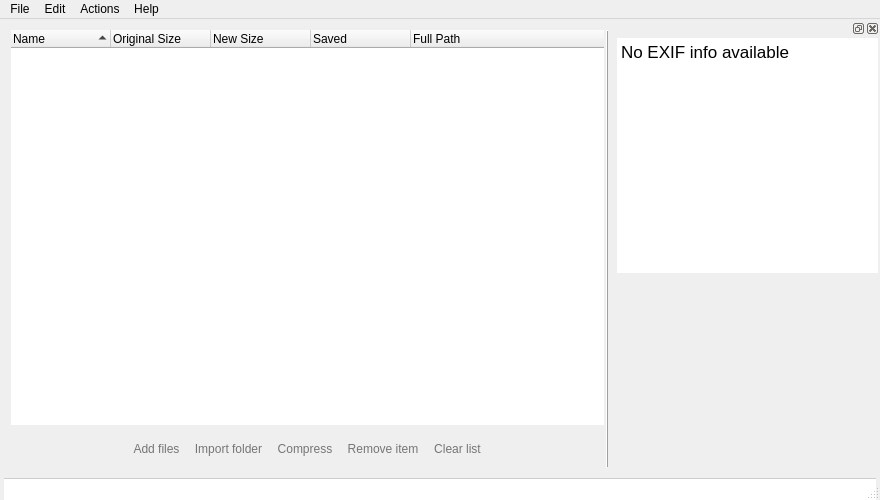
This is caesiumph.ui in Lymphatus/CaesiumPH as Qt 5 draws it before an edit. The edited form follows.
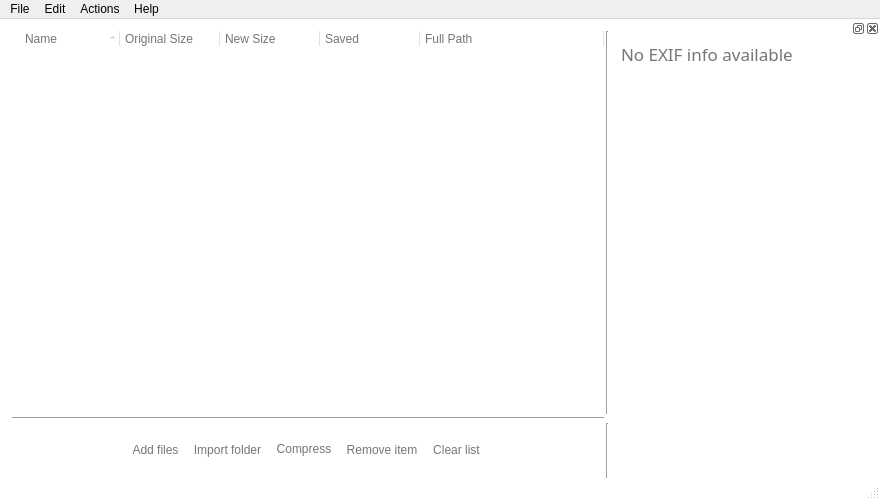
This is the edited form. Icons and pictures are not drawn. Custom widgets are drawn as their Qt base class.

Commit message: New UI style for OS X

```diff
--- a/caesiumph.ui
+++ b/caesiumph.ui
@@ -18,7 +18,101 @@
     <normaloff>:/icons/main/logo.png</normaloff>:/icons/main/logo.png</iconset>
   </property>
   <property name="styleSheet">
-   <string notr="true"/>
+   <string notr="true">QMainWindow, QHeaderView::section, QProgressDialog, QDialog, QGraphicsView {
+    background-color: #FFFFFF;
+    color: #757575;
+    border: none;
+}
+
+QTreeWidget {
+    background-color: #FFFFFF;
+    color: #757575;
+	alternate-background-color: #f6f7f7;
+}
+
+QTreeWidget::item {
+	padding-top: 5px;
+	padding-bottom: 5px;
+}
+
+QTreeWidget::item:hover {
+    color: #1cb495;
+    background-color: #F5F5F5;
+}
+
+QTreeWidget::item:selected {
+    color: #1cb495;
+    background-color: #EEEEEE;
+}
+
+QHeaderView {
+	background-color: #FFFFFF;
+    text-transform: uppercase;
+    padding-bottom: 10px;
+    padding-left: 8px;
+    color: #CCCCCC;
+}
+
+QHeaderView::section {
+    height: 25px;
+    padding-left: 5px;
+    border-right: 1px solid #33757575;
+	background-color: #FFFFFF;
+}
+
+QProgressBar::chunk {
+    background-color: #1cb495;
+    border-radius: 2px;
+}
+
+QProgressBar {
+    border: 1px solid #b5b5b5;
+    border-radius: 3px;
+    height: 5px;
+    color: transparent;
+}
+
+QDialog {
+    color: #FFFFFF;
+}
+
+QDockWidget {
+    background-color: #FFFFFF;
+}
+
+QDockWidget::title {
+    background-color: #FFFFFF;
+}
+
+QTextEdit#exifTextEdit {
+	background-color: #FFFFFF;
+    color: #757575;
+    font-family: Monaco, monospace;
+    font-size: 11px;
+    padding-bottom: 5px;
+}
+
+QLabel#imagePreviewLabel {
+    padding-top:3px;
+}
+
+QToolButton {
+    background-color: transparent;
+    border: none;
+    color: #757575;
+}
+
+QStatusBar {
+	background-color: #FFFFFF;
+	color: #757575;
+	margin-left: 4px;
+	margin-right: 4px;
+}
+
+QStatusBar QLabel, QToolButton {
+	color: #757575;
+	border: none;
+}</string>
   </property>
   <property name="locale">
    <locale language="English" country="UnitedStates"/>
@@ -28,6 +122,12 @@
   </property>
   <widget class="QWidget" name="centralWidget">
    <layout class="QGridLayout" name="gridLayout_2">
+    <property name="leftMargin">
+     <number>12</number>
+    </property>
+    <property name="topMargin">
+     <number>12</number>
+    </property>
     <property name="rightMargin">
      <number>0</number>
     </property>
@@ -40,6 +140,387 @@
     <property name="verticalSpacing">
      <number>3</number>
     </property>
+    <item row="0" column="2">
+     <widget class="Line" name="line">
+      <property name="orientation">
+       <enum>Qt::Vertical</enum>
+      </property>
+     </widget>
+    </item>
+    <item row="2" column="2" rowspan="2">
+     <widget class="Line" name="line_3">
+      <property name="orientation">
+       <enum>Qt::Vertical</enum>
+      </property>
+     </widget>
+    </item>
+    <item row="1" column="0" colspan="2">
+     <widget class="Line" name="line_2">
+      <property name="orientation">
+       <enum>Qt::Horizontal</enum>
+      </property>
+     </widget>
+    </item>
+    <item row="2" column="0" rowspan="2" colspan="2">
+     <layout class="QHBoxLayout" name="horizontalLayout">
+      <property name="topMargin">
+       <number>5</number>
+      </property>
+      <item>
+       <widget class="QToolButton" name="settingsButton">
+        <property name="cursor">
+         <cursorShape>PointingHandCursor</cursorShape>
+        </property>
+        <property name="styleSheet">
+         <string notr="true">background-color: transparent;
+border: none;</string>
+        </property>
+        <property name="text">
+         <string/>
+        </property>
+        <property name="icon">
+         <iconset resource="icons.qrc">
+          <normaloff>:/icons/ui/settings.png</normaloff>:/icons/ui/settings.png</iconset>
+        </property>
+        <property name="iconSize">
+         <size>
+          <width>20</width>
+          <height>20</height>
+         </size>
+        </property>
+        <property name="checkable">
+         <bool>true</bool>
+        </property>
+        <property name="checked">
+         <bool>true</bool>
+        </property>
+       </widget>
+      </item>
+      <item>
+       <spacer name="horizontalSpacer">
+        <property name="orientation">
+         <enum>Qt::Horizontal</enum>
+        </property>
+        <property name="sizeHint" stdset="0">
+         <size>
+          <width>40</width>
+          <height>20</height>
+         </size>
+        </property>
+       </spacer>
+      </item>
+      <item>
+       <widget class="QToolButton" name="addFilesButton">
+        <property name="sizePolicy">
+         <sizepolicy hsizetype="Fixed" vsizetype="Fixed">
+          <horstretch>0</horstretch>
+          <verstretch>0</verstretch>
+         </sizepolicy>
+        </property>
+        <property name="minimumSize">
+         <size>
+          <width>0</width>
+          <height>50</height>
+         </size>
+        </property>
+        <property name="baseSize">
+         <size>
+          <width>0</width>
+          <height>0</height>
+         </size>
+        </property>
+        <property name="cursor">
+         <cursorShape>PointingHandCursor</cursorShape>
+        </property>
+        <property name="styleSheet">
+         <string notr="true">QToolButton {
+    background-color: transparent;
+    border: none;
+    color: #757575;
+    border-bottom: 3px solid transparent;
+    padding-bottom: 8px;
+	padding-top: 4px;
+}
+
+QToolButton:hover {
+    color: #1cb495;
+    border-bottom: 3px solid #1cb495;
+}</string>
+        </property>
+        <property name="text">
+         <string>Add files</string>
+        </property>
+        <property name="icon">
+         <iconset resource="icons.qrc">
+          <normaloff>:/icons/ui/add.png</normaloff>:/icons/ui/add.png</iconset>
+        </property>
+        <property name="iconSize">
+         <size>
+          <width>26</width>
+          <height>26</height>
+         </size>
+        </property>
+        <property name="toolButtonStyle">
+         <enum>Qt::ToolButtonTextUnderIcon</enum>
+        </property>
+       </widget>
+      </item>
+      <item>
+       <widget class="QToolButton" name="addFolderButton">
+        <property name="sizePolicy">
+         <sizepolicy hsizetype="Fixed" vsizetype="Fixed">
+          <horstretch>0</horstretch>
+          <verstretch>0</verstretch>
+         </sizepolicy>
+        </property>
+        <property name="minimumSize">
+         <size>
+          <width>0</width>
+          <height>50</height>
+         </size>
+        </property>
+        <property name="cursor">
+         <cursorShape>PointingHandCursor</cursorShape>
+        </property>
+        <property name="styleSheet">
+         <string notr="true">QToolButton {
+    background-color: transparent;
+    border: none;
+    color: #757575;
+    border-bottom: 3px solid transparent;
+    padding-bottom: 8px;
+	padding-top: 4px;
+}
+
+QToolButton:hover {
+    color: #1cb495;
+    border-bottom: 3px solid #1cb495;
+}</string>
+        </property>
+        <property name="text">
+         <string>Import folder</string>
+        </property>
+        <property name="icon">
+         <iconset resource="icons.qrc">
+          <normaloff>:/icons/ui/folder.png</normaloff>:/icons/ui/folder.png</iconset>
+        </property>
+        <property name="iconSize">
+         <size>
+          <width>26</width>
+          <height>26</height>
+         </size>
+        </property>
+        <property name="toolButtonStyle">
+         <enum>Qt::ToolButtonTextUnderIcon</enum>
+        </property>
+       </widget>
+      </item>
+      <item>
+       <widget class="QToolButton" name="compressButton">
+        <property name="sizePolicy">
+         <sizepolicy hsizetype="Fixed" vsizetype="Fixed">
+          <horstretch>0</horstretch>
+          <verstretch>0</verstretch>
+         </sizepolicy>
+        </property>
+        <property name="minimumSize">
+         <size>
+          <width>0</width>
+          <height>0</height>
+         </size>
+        </property>
+        <property name="maximumSize">
+         <size>
+          <width>64</width>
+          <height>64</height>
+         </size>
+        </property>
+        <property name="cursor">
+         <cursorShape>PointingHandCursor</cursorShape>
+        </property>
+        <property name="styleSheet">
+         <string notr="true">QToolButton {
+    background-color: transparent;
+    border: none;
+    color: #757575;
+    border-bottom: 3px solid transparent;
+    padding-bottom: 5px;
+}
+
+QToolButton:hover {
+    color: #1cb495;
+    border-bottom: 3px solid #1cb495;
+}</string>
+        </property>
+        <property name="text">
+         <string>Compress</string>
+        </property>
+        <property name="icon">
+         <iconset resource="icons.qrc">
+          <normaloff>:/icons/ui/compress.png</normaloff>:/icons/ui/compress.png</iconset>
+        </property>
+        <property name="iconSize">
+         <size>
+          <width>32</width>
+          <height>32</height>
+         </size>
+        </property>
+        <property name="toolButtonStyle">
+         <enum>Qt::ToolButtonTextUnderIcon</enum>
+        </property>
+       </widget>
+      </item>
+      <item>
+       <widget class="QToolButton" name="removeItemButton">
+        <property name="enabled">
+         <bool>false</bool>
+        </property>
+        <property name="sizePolicy">
+         <sizepolicy hsizetype="Fixed" vsizetype="Fixed">
+          <horstretch>0</horstretch>
+          <verstretch>0</verstretch>
+         </sizepolicy>
+        </property>
+        <property name="minimumSize">
+         <size>
+          <width>0</width>
+          <height>50</height>
+         </size>
+        </property>
+        <property name="cursor">
+         <cursorShape>PointingHandCursor</cursorShape>
+        </property>
+        <property name="styleSheet">
+         <string notr="true">QToolButton {
+    background-color: transparent;
+    border: none;
+    color: #757575;
+    border-bottom: 3px solid transparent;
+    padding-bottom: 8px;
+	padding-top: 4px;
+}
+
+QToolButton:hover {
+    color: #1cb495;
+    border-bottom: 3px solid #1cb495;
+}</string>
+        </property>
+        <property name="text">
+         <string>Remove item</string>
+        </property>
+        <property name="icon">
+         <iconset resource="icons.qrc">
+          <normaloff>:/icons/ui/remove.png</normaloff>:/icons/ui/remove.png</iconset>
+        </property>
+        <property name="iconSize">
+         <size>
+          <width>26</width>
+          <height>26</height>
+         </size>
+        </property>
+        <property name="toolButtonStyle">
+         <enum>Qt::ToolButtonTextUnderIcon</enum>
+        </property>
+       </widget>
+      </item>
+      <item>
+       <widget class="QToolButton" name="clearButton">
+        <property name="enabled">
+         <bool>false</bool>
+        </property>
+        <property name="sizePolicy">
+         <sizepolicy hsizetype="Fixed" vsizetype="Fixed">
+          <horstretch>0</horstretch>
+          <verstretch>0</verstretch>
+         </sizepolicy>
+        </property>
+        <property name="minimumSize">
+         <size>
+          <width>0</width>
+          <height>50</height>
+         </size>
+        </property>
+        <property name="cursor">
+         <cursorShape>PointingHandCursor</cursorShape>
+        </property>
+        <property name="styleSheet">
+         <string notr="true">QToolButton {
+    background-color: transparent;
+    border: none;
+    color: #757575;
+    border-bottom: 3px solid transparent;
+    padding-bottom: 8px;
+	padding-top: 4px;
+}
+
+QToolButton:hover {
+    color: #1cb495;
+    border-bottom: 3px solid #1cb495;
+}</string>
+        </property>
+        <property name="text">
+         <string>Clear list</string>
+        </property>
+        <property name="icon">
+         <iconset resource="icons.qrc">
+          <normaloff>:/icons/ui/clear.png</normaloff>:/icons/ui/clear.png</iconset>
+        </property>
+        <property name="iconSize">
+         <size>
+          <width>26</width>
+          <height>26</height>
+         </size>
+        </property>
+        <property name="toolButtonStyle">
+         <enum>Qt::ToolButtonTextUnderIcon</enum>
+        </property>
+       </widget>
+      </item>
+      <item>
+       <spacer name="horizontalSpacer_2">
+        <property name="orientation">
+         <enum>Qt::Horizontal</enum>
+        </property>
+        <property name="sizeHint" stdset="0">
+         <size>
+          <width>40</width>
+          <height>20</height>
+         </size>
+        </property>
+       </spacer>
+      </item>
+      <item>
+       <widget class="QToolButton" name="showSidePanelButton">
+        <property name="cursor">
+         <cursorShape>PointingHandCursor</cursorShape>
+        </property>
+        <property name="styleSheet">
+         <string notr="true">background-color: transparent;
+border: none;</string>
+        </property>
+        <property name="text">
+         <string/>
+        </property>
+        <property name="icon">
+         <iconset resource="icons.qrc">
+          <normaloff>:/icons/ui/side_panel_active.png</normaloff>:/icons/ui/side_panel_active.png</iconset>
+        </property>
+        <property name="iconSize">
+         <size>
+          <width>24</width>
+          <height>24</height>
+         </size>
+        </property>
+        <property name="checkable">
+         <bool>true</bool>
+        </property>
+        <property name="checked">
+         <bool>true</bool>
+        </property>
+       </widget>
+      </item>
+     </layout>
+    </item>
     <item row="0" column="0" colspan="2">
      <widget class="QDropTreeWidget" name="listTreeWidget">
       <property name="sizePolicy">
@@ -48,6 +529,12 @@
         <verstretch>0</verstretch>
        </sizepolicy>
       </property>
+      <property name="font">
+       <font>
+        <weight>75</weight>
+        <bold>true</bold>
+       </font>
+      </property>
       <property name="focusPolicy">
        <enum>Qt::ClickFocus</enum>
       </property>
@@ -80,6 +567,9 @@
       <property name="dragDropMode">
        <enum>QAbstractItemView::DropOnly</enum>
       </property>
+      <property name="alternatingRowColors">
+       <bool>false</bool>
+      </property>
       <property name="selectionMode">
        <enum>QAbstractItemView::ExtendedSelection</enum>
       </property>
@@ -134,354 +624,6 @@
       </column>
      </widget>
     </item>
-    <item row="0" column="3" rowspan="3">
-     <widget class="Line" name="sidePanelLine">
-      <property name="styleSheet">
-       <string notr="true">margin-bottom:10px;</string>
-      </property>
-      <property name="frameShadow">
-       <enum>QFrame::Raised</enum>
-      </property>
-      <property name="lineWidth">
-       <number>1</number>
-      </property>
-      <property name="orientation">
-       <enum>Qt::Vertical</enum>
-      </property>
-     </widget>
-    </item>
-    <item row="1" column="0" rowspan="2" colspan="2">
-     <layout class="QHBoxLayout" name="horizontalLayout">
-      <item>
-       <widget class="QToolButton" name="settingsButton">
-        <property name="styleSheet">
-         <string notr="true">background-color: transparent;
-border: none;</string>
-        </property>
-        <property name="text">
-         <string/>
-        </property>
-        <property name="icon">
-         <iconset resource="icons.qrc">
-          <normaloff>:/icons/ui/settings.png</normaloff>:/icons/ui/settings.png</iconset>
-        </property>
-        <property name="iconSize">
-         <size>
-          <width>24</width>
-          <height>24</height>
-         </size>
-        </property>
-        <property name="checkable">
-         <bool>true</bool>
-        </property>
-        <property name="checked">
-         <bool>true</bool>
-        </property>
-       </widget>
-      </item>
-      <item>
-       <spacer name="horizontalSpacer">
-        <property name="orientation">
-         <enum>Qt::Horizontal</enum>
-        </property>
-        <property name="sizeHint" stdset="0">
-         <size>
-          <width>40</width>
-          <height>20</height>
-         </size>
-        </property>
-       </spacer>
-      </item>
-      <item>
-       <widget class="QToolButton" name="addFilesButton">
-        <property name="sizePolicy">
-         <sizepolicy hsizetype="Fixed" vsizetype="Fixed">
-          <horstretch>0</horstretch>
-          <verstretch>0</verstretch>
-         </sizepolicy>
-        </property>
-        <property name="minimumSize">
-         <size>
-          <width>0</width>
-          <height>50</height>
-         </size>
-        </property>
-        <property name="baseSize">
-         <size>
-          <width>0</width>
-          <height>0</height>
-         </size>
-        </property>
-        <property name="styleSheet">
-         <string notr="true">QToolButton {
-    background-color: transparent;
-    border: none;
-    color: #757575;
-    border-bottom: 3px solid transparent;
-    padding-bottom: 5px;
-}
-
-QToolButton:hover {
-    color: #1cb495;
-    border-bottom: 3px solid #1cb495;
-}</string>
-        </property>
-        <property name="text">
-         <string>Add files</string>
-        </property>
-        <property name="icon">
-         <iconset resource="icons.qrc">
-          <normaloff>:/icons/ui/add.png</normaloff>:/icons/ui/add.png</iconset>
-        </property>
-        <property name="iconSize">
-         <size>
-          <width>26</width>
-          <height>26</height>
-         </size>
-        </property>
-        <property name="toolButtonStyle">
-         <enum>Qt::ToolButtonTextUnderIcon</enum>
-        </property>
-       </widget>
-      </item>
-      <item>
-       <widget class="QToolButton" name="addFolderButton">
-        <property name="sizePolicy">
-         <sizepolicy hsizetype="Fixed" vsizetype="Fixed">
-          <horstretch>0</horstretch>
-          <verstretch>0</verstretch>
-         </sizepolicy>
-        </property>
-        <property name="minimumSize">
-         <size>
-          <width>0</width>
-          <height>50</height>
-         </size>
-        </property>
-        <property name="styleSheet">
-         <string notr="true">QToolButton {
-    background-color: transparent;
-    border: none;
-    color: #757575;
-    border-bottom: 3px solid transparent;
-    padding-bottom: 5px;
-}
-
-QToolButton:hover {
-    color: #1cb495;
-    border-bottom: 3px solid #1cb495;
-}</string>
-        </property>
-        <property name="text">
-         <string>Import folder</string>
-        </property>
-        <property name="icon">
-         <iconset resource="icons.qrc">
-          <normaloff>:/icons/ui/folder.png</normaloff>:/icons/ui/folder.png</iconset>
-        </property>
-        <property name="iconSize">
-         <size>
-          <width>26</width>
-          <height>26</height>
-         </size>
-        </property>
-        <property name="toolButtonStyle">
-         <enum>Qt::ToolButtonTextUnderIcon</enum>
-        </property>
-       </widget>
-      </item>
-      <item>
-       <widget class="QToolButton" name="compressButton">
-        <property name="sizePolicy">
-         <sizepolicy hsizetype="Fixed" vsizetype="Fixed">
-          <horstretch>0</horstretch>
-          <verstretch>0</verstretch>
-         </sizepolicy>
-        </property>
-        <property name="minimumSize">
-         <size>
-          <width>0</width>
-          <height>0</height>
-         </size>
-        </property>
-        <property name="maximumSize">
-         <size>
-          <width>64</width>
-          <height>64</height>
-         </size>
-        </property>
-        <property name="styleSheet">
-         <string notr="true">QToolButton {
-    background-color: transparent;
-    border: none;
-    color: #757575;
-    border-bottom: 3px solid transparent;
-    padding-bottom: 5px;
-}
-
-QToolButton:hover {
-    color: #1cb495;
-    border-bottom: 3px solid #1cb495;
-}</string>
-        </property>
-        <property name="text">
-         <string>Compress</string>
-        </property>
-        <property name="icon">
-         <iconset resource="icons.qrc">
-          <normaloff>:/icons/ui/compress.png</normaloff>:/icons/ui/compress.png</iconset>
-        </property>
-        <property name="iconSize">
-         <size>
-          <width>32</width>
-          <height>32</height>
-         </size>
-        </property>
-        <property name="toolButtonStyle">
-         <enum>Qt::ToolButtonTextUnderIcon</enum>
-        </property>
-       </widget>
-      </item>
-      <item>
-       <widget class="QToolButton" name="removeItemButton">
-        <property name="enabled">
-         <bool>false</bool>
-        </property>
-        <property name="sizePolicy">
-         <sizepolicy hsizetype="Fixed" vsizetype="Fixed">
-          <horstretch>0</horstretch>
-          <verstretch>0</verstretch>
-         </sizepolicy>
-        </property>
-        <property name="minimumSize">
-         <size>
-          <width>0</width>
-          <height>50</height>
-         </size>
-        </property>
-        <property name="styleSheet">
-         <string notr="true">QToolButton {
-    background-color: transparent;
-    border: none;
-    color: #757575;
-    border-bottom: 3px solid transparent;
-    padding-bottom: 5px;
-}
-
-QToolButton:hover {
-    color: #1cb495;
-    border-bottom: 3px solid #1cb495;
-}</string>
-        </property>
-        <property name="text">
-         <string>Remove item</string>
-        </property>
-        <property name="icon">
-         <iconset resource="icons.qrc">
-          <normaloff>:/icons/ui/remove.png</normaloff>:/icons/ui/remove.png</iconset>
-        </property>
-        <property name="iconSize">
-         <size>
-          <width>26</width>
-          <height>26</height>
-         </size>
-        </property>
-        <property name="toolButtonStyle">
-         <enum>Qt::ToolButtonTextUnderIcon</enum>
-        </property>
-       </widget>
-      </item>
-      <item>
-       <widget class="QToolButton" name="clearButton">
-        <property name="enabled">
-         <bool>false</bool>
-        </property>
-        <property name="sizePolicy">
-         <sizepolicy hsizetype="Fixed" vsizetype="Fixed">
-          <horstretch>0</horstretch>
-          <verstretch>0</verstretch>
-         </sizepolicy>
-        </property>
-        <property name="minimumSize">
-         <size>
-          <width>0</width>
-          <height>50</height>
-         </size>
-        </property>
-        <property name="styleSheet">
-         <string notr="true">QToolButton {
-    background-color: transparent;
-    border: none;
-    color: #757575;
-    border-bottom: 3px solid transparent;
-    padding-bottom: 5px;
-}
-
-QToolButton:hover {
-    color: #1cb495;
-    border-bottom: 3px solid #1cb495;
-}</string>
-        </property>
-        <property name="text">
-         <string>Clear list</string>
-        </property>
-        <property name="icon">
-         <iconset resource="icons.qrc">
-          <normaloff>:/icons/ui/clear.png</normaloff>:/icons/ui/clear.png</iconset>
-        </property>
-        <property name="iconSize">
-         <size>
-          <width>26</width>
-          <height>26</height>
-         </size>
-        </property>
-        <property name="toolButtonStyle">
-         <enum>Qt::ToolButtonTextUnderIcon</enum>
-        </property>
-       </widget>
-      </item>
-      <item>
-       <spacer name="horizontalSpacer_2">
-        <property name="orientation">
-         <enum>Qt::Horizontal</enum>
-        </property>
-        <property name="sizeHint" stdset="0">
-         <size>
-          <width>40</width>
-          <height>20</height>
-         </size>
-        </property>
-       </spacer>
-      </item>
-      <item>
-       <widget class="QToolButton" name="showSidePanelButton">
-        <property name="styleSheet">
-         <string notr="true">background-color: transparent;
-border: none;</string>
-        </property>
-        <property name="text">
-         <string/>
-        </property>
-        <property name="icon">
-         <iconset resource="icons.qrc">
-          <normaloff>:/icons/ui/side_panel_active.png</normaloff>:/icons/ui/side_panel_active.png</iconset>
-        </property>
-        <property name="iconSize">
-         <size>
-          <width>24</width>
-          <height>24</height>
-         </size>
-        </property>
-        <property name="checkable">
-         <bool>true</bool>
-        </property>
-        <property name="checked">
-         <bool>true</bool>
-        </property>
-       </widget>
-      </item>
-     </layout>
-    </item>
    </layout>
   </widget>
   <widget class="QMenuBar" name="menuBar">
@@ -615,8 +757,8 @@
           <string>&lt;!DOCTYPE HTML PUBLIC &quot;-//W3C//DTD HTML 4.0//EN&quot; &quot;http://www.w3.org/TR/REC-html40/strict.dtd&quot;&gt;
 &lt;html&gt;&lt;head&gt;&lt;meta name=&quot;qrichtext&quot; content=&quot;1&quot; /&gt;&lt;style type=&quot;text/css&quot;&gt;
 p, li { white-space: pre-wrap; }
-&lt;/style&gt;&lt;/head&gt;&lt;body style=&quot; font-family:'.SF NS Text'; font-size:13pt; font-weight:400; font-style:normal;&quot;&gt;
-&lt;p style=&quot; margin-top:0px; margin-bottom:0px; margin-left:0px; margin-right:0px; -qt-block-indent:0; text-indent:0px;&quot;&gt;&lt;span style=&quot; font-family:'.Helvetica Neue DeskInterface';&quot;&gt;No EXIF info available&lt;/span&gt;&lt;/p&gt;&lt;/body&gt;&lt;/html&gt;</string>
+&lt;/style&gt;&lt;/head&gt;&lt;body style=&quot; font-family:'Monaco,monospace'; font-size:11px; font-weight:400; font-style:normal;&quot;&gt;
+&lt;p style=&quot; margin-top:0px; margin-bottom:0px; margin-left:0px; margin-right:0px; -qt-block-indent:0; text-indent:0px;&quot;&gt;&lt;span style=&quot; font-family:'.Helvetica Neue DeskInterface'; font-size:13pt;&quot;&gt;No EXIF info available&lt;/span&gt;&lt;/p&gt;&lt;/body&gt;&lt;/html&gt;</string>
          </property>
          <property name="tabStopWidth">
           <number>150</number>
@@ -676,18 +818,10 @@
   </widget>
   <widget class="QStatusBar" name="statusBar">
    <property name="styleSheet">
-    <string notr="true">QStatusBar {
-	color: #757575;
-	background-color: #FFFFFF;
-	border-top: 1px solid #CCCCCC;
-	margin-left: 4px;
-	margin-right: 4px;
-}
-
-QStatusBar QLabel, QToolButton {
-	color: #757575;
-	border: none;
-}</string>
+    <string notr="true"/>
+   </property>
+   <property name="sizeGripEnabled">
+    <bool>true</bool>
    </property>
   </widget>
   <action name="actionAdd_pictures">
```
The commit also changes 7 other files.
